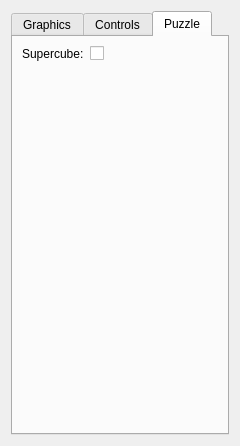
Above: settingswindow.ui from benwh1/cubesim before the change. Below: the same form after it.
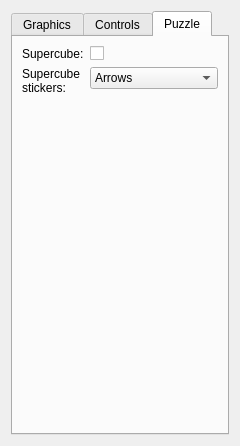
That is the form after the change. The open tabs and pages were chosen to show the change. Custom widgets are drawn as their Qt base class.

Commit message: Add supercube stickers option to settings

Patch:
```diff
--- a/settingswindow.ui
+++ b/settingswindow.ui
@@ -234,6 +234,28 @@
            </property>
           </widget>
          </item>
+         <item row="1" column="0">
+          <widget class="QLabel" name="label_16">
+           <property name="text">
+            <string>Supercube
+stickers:</string>
+           </property>
+          </widget>
+         </item>
+         <item row="1" column="1">
+          <widget class="QComboBox" name="supercubeStickersComboBox">
+           <item>
+            <property name="text">
+             <string>Arrows</string>
+            </property>
+           </item>
+           <item>
+            <property name="text">
+             <string>Pochmann</string>
+            </property>
+           </item>
+          </widget>
+         </item>
         </layout>
        </item>
       </layout>
```
Left out of the diff: 2 changed lines with no effect on the pictures. The commit also changes 8 other files.
